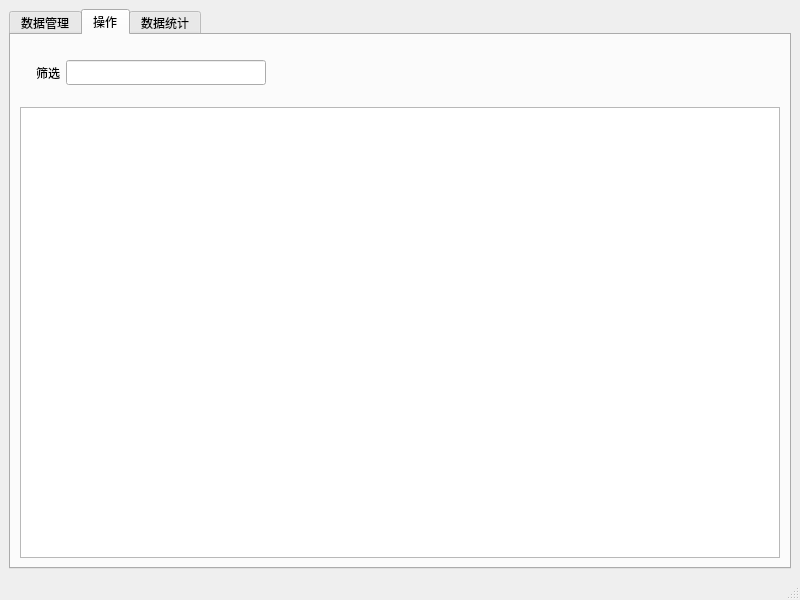
Above: ui/main.ui from LetMeHold/wanbo.py before the change. Below: the same form after it.
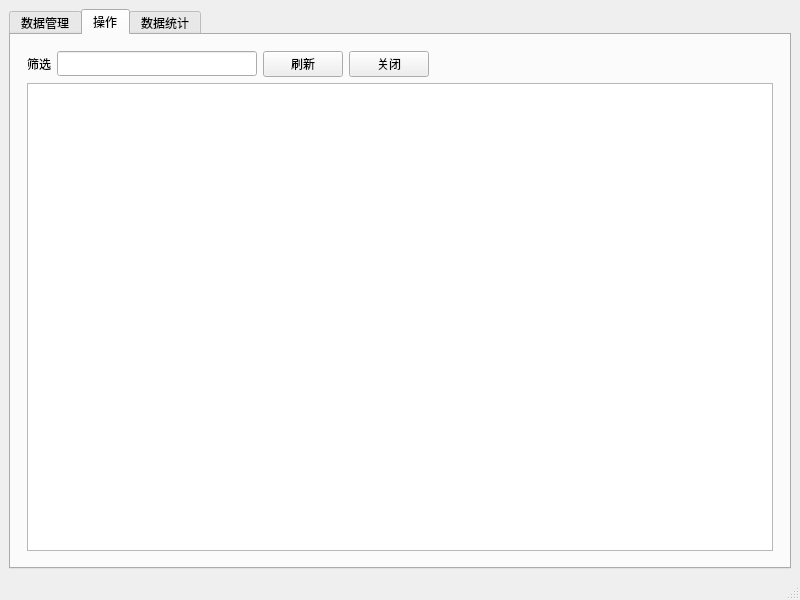
That is the form after the change. The open tabs and pages were chosen to show the change.

Commit message: 实现关联功能

Patch:
```diff
--- a/ui/main.ui
+++ b/ui/main.ui
@@ -160,19 +160,31 @@
         <string>操作</string>
        </attribute>
        <layout class="QVBoxLayout" name="verticalLayout_3">
+        <property name="leftMargin">
+         <number>16</number>
+        </property>
+        <property name="topMargin">
+         <number>16</number>
+        </property>
+        <property name="rightMargin">
+         <number>16</number>
+        </property>
+        <property name="bottomMargin">
+         <number>16</number>
+        </property>
         <item>
          <layout class="QHBoxLayout" name="horizontalLayout">
           <property name="leftMargin">
-           <number>16</number>
+           <number>0</number>
           </property>
           <property name="topMargin">
-           <number>16</number>
+           <number>0</number>
           </property>
           <property name="rightMargin">
-           <number>16</number>
+           <number>0</number>
           </property>
           <property name="bottomMargin">
-           <number>16</number>
+           <number>0</number>
           </property>
           <item>
            <widget class="QLabel" name="label_12">
@@ -203,6 +215,44 @@
             </property>
            </widget>
           </item>
+          <item>
+           <widget class="QPushButton" name="btnJobRefresh">
+            <property name="sizePolicy">
+             <sizepolicy hsizetype="Fixed" vsizetype="Fixed">
+              <horstretch>0</horstretch>
+              <verstretch>0</verstretch>
+             </sizepolicy>
+            </property>
+            <property name="minimumSize">
+             <size>
+              <width>0</width>
+              <height>25</height>
+             </size>
+            </property>
+            <property name="text">
+             <string>刷新</string>
+            </property>
+           </widget>
+          </item>
+          <item>
+           <widget class="QPushButton" name="btnJobClose">
+            <property name="sizePolicy">
+             <sizepolicy hsizetype="Fixed" vsizetype="Fixed">
+              <horstretch>0</horstretch>
+              <verstretch>0</verstretch>
+             </sizepolicy>
+            </property>
+            <property name="minimumSize">
+             <size>
+              <width>0</width>
+              <height>25</height>
+             </size>
+            </property>
+            <property name="text">
+             <string>关闭</string>
+            </property>
+           </widget>
+          </item>
           <item>
            <spacer name="horizontalSpacer_2">
             <property name="orientation">
```
The commit also changes 2 other files.
